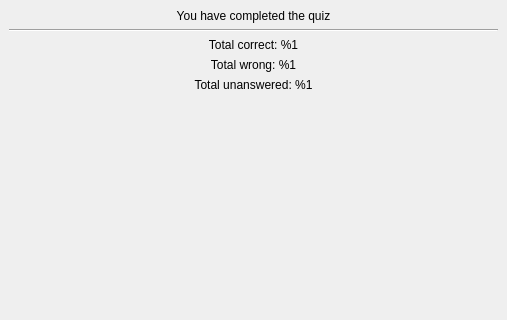
Before: the Qt Designer form src/templates/comprehension/comprehensionsimulator.ui in BuildmLearn/BuildmLearn-Toolkit, drawn with Qt 5; both pictures show x 0 to 507 and y 0 to 320 of the 507 by 531 pixel window.
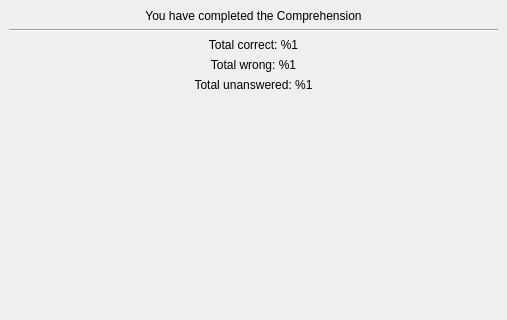
After: the same form once the commit is applied. The open tabs and pages were chosen to show the change. Custom widgets are drawn as their Qt base class.

Commit message: Complete comprehension template

```diff
--- a/src/templates/comprehension/comprehensionsimulator.ui
+++ b/src/templates/comprehension/comprehensionsimulator.ui
@@ -198,13 +198,40 @@
      <widget class="QWidget" name="m_pageFinish">
       <layout class="QVBoxLayout" name="verticalLayout">
        <item>
-        <widget class="QLabel" name="label">
+        <widget class="QWidget" name="widget_2" native="true">
+         <layout class="QGridLayout" name="gridLayout_3">
+          <property name="leftMargin">
+           <number>0</number>
+          </property>
+          <property name="topMargin">
+           <number>0</number>
+          </property>
+          <property name="rightMargin">
+           <number>0</number>
+          </property>
+          <property name="bottomMargin">
+           <number>0</number>
+          </property>
+          <item row="0" column="0">
+           <widget class="QLabel" name="m_lblComplete">
+            <property name="sizePolicy">
+             <sizepolicy hsizetype="Fixed" vsizetype="Preferred">
+              <horstretch>0</horstretch>
+              <verstretch>0</verstretch>
+             </sizepolicy>
+            </property>
          <property name="text">
-          <string>You have completed the quiz</string>
+             <string>You have completed the Comprehension</string>
          </property>
          <property name="alignment">
           <set>Qt::AlignCenter</set>
          </property>
+            <property name="margin">
+             <number>3</number>
+            </property>
+           </widget>
+          </item>
+         </layout>
         </widget>
        </item>
        <item>
```
Left out of the diff: 48 changed lines with no effect on the pictures. Lines whose indentation alone changed are shown as unchanged. The commit also changes 7 other files.
